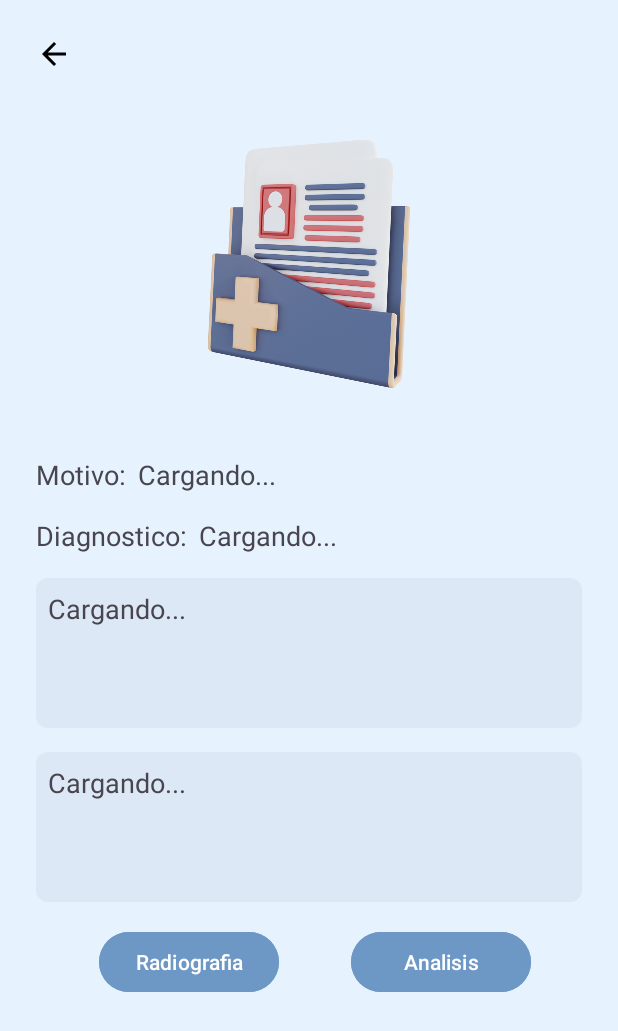
After one commit to ivannadomz/Medipet_Movil, an Android app: the layout activity_prescription.xml on its own in the app's theme, with its tools: preview values and no code run, on a phone screen of 412 x 824 dp. The commit adds this screen. Shown: the top 1031 px of the screen. Run offline under Robolectric (Android 15) with nearby library versions, the light colour scheme and no system bars.

Commit message:
Front de Prescription

```diff
--- /dev/null
+++ b/app/src/main/res/drawable/ic_back_arrow.xml
@@ -0,0 +1,5 @@
+<vector xmlns:android="http://schemas.android.com/apk/res/android" android:autoMirrored="true" android:height="24dp" android:tint="#000000" android:viewportHeight="24" android:viewportWidth="24" android:width="24dp">
+
+    <path android:fillColor="@android:color/white" android:pathData="M20,11H7.83l5.59,-5.59L12,4l-8,8 8,8 1.41,-1.41L7.83,13H20v-2z"/>
+
+</vector>
--- /dev/null
+++ b/app/src/main/res/drawable/rounded_light_grayish_blue_border.xml
@@ -0,0 +1,7 @@
+<?xml version="1.0" encoding="utf-8"?>
+<shape xmlns:android="http://schemas.android.com/apk/res/android"
+    android:shape="rectangle">
+    <solid android:color="#DCE8F5"/>
+    <corners android:radius="8dp"/>
+    <stroke android:width="0dp" android:color="#000000"/>
+</shape>
--- /dev/null
+++ b/app/src/main/res/layout/activity_prescription.xml
@@ -0,0 +1,125 @@
+<?xml version="1.0" encoding="utf-8"?>
+<LinearLayout xmlns:android="http://schemas.android.com/apk/res/android"
+    android:orientation="vertical"
+    android:layout_width="match_parent"
+    android:layout_height="match_parent"
+    android:background="#E6F3FF"
+    android:padding="16dp">
+
+    <ImageButton
+        android:id="@+id/back_button"
+        android:layout_width="40dp"
+        android:layout_height="40dp"
+        android:src="@drawable/ic_back_arrow"
+        android:background="?android:attr/selectableItemBackground"
+        android:contentDescription="@string/btn_back_des"
+        android:layout_marginBottom="30dp"/>
+
+    <ImageView
+        android:layout_width="match_parent"
+        android:layout_height="180dp"
+        android:contentDescription="@string/img_prescription_des"
+        android:src="@drawable/img_prescription"
+        android:layout_marginBottom="30dp"/>
+
+    <LinearLayout
+        android:layout_width="match_parent"
+        android:layout_height="wrap_content"
+        android:orientation="horizontal"
+        android:padding="8dp"
+        >
+
+        <TextView
+            android:layout_width="wrap_content"
+            android:layout_height="wrap_content"
+            android:text="@string/reason_label"
+            android:textSize="18sp"/>
+
+        <TextView
+            android:id="@+id/tvReason"
+            android:layout_width="wrap_content"
+            android:layout_height="wrap_content"
+            android:text="@string/reason_text"
+            android:textSize="18sp"
+            android:layout_marginStart="8dp"
+            android:radius="16dp"/>
+
+    </LinearLayout>
+
+    <LinearLayout
+        android:layout_width="match_parent"
+        android:layout_height="wrap_content"
+        android:orientation="horizontal"
+        android:padding="8dp">
+
+        <TextView
+            android:layout_width="wrap_content"
+            android:layout_height="wrap_content"
+            android:text="@string/diagnosis_label"
+            android:textSize="18sp"/>
+
+        <TextView
+            android:id="@+id/tvDiagnosis"
+            android:layout_width="wrap_content"
+            android:layout_height="wrap_content"
+            android:text="@string/diagnosis_text"
+            android:textSize="18sp"
+            android:layout_marginStart="8dp"/>
+
+    </LinearLayout>
+
+    <TextView
+        android:id="@+id/tvTreatment"
+        android:layout_width="match_parent"
+        android:layout_height="wrap_content"
+        android:minHeight="100dp"
+        android:text="@string/treatment_text"
+        android:textSize="18sp"
+        android:layout_margin="8dp"
+        android:padding="8dp"
+        android:background="@drawable/rounded_light_grayish_blue_border"
+    />
+
+    <TextView
+        android:id="@+id/tvSpecifications"
+        android:layout_width="match_parent"
+        android:layout_height="wrap_content"
+        android:minHeight="100dp"
+        android:text="@string/specifications_text"
+        android:textSize="18sp"
+        android:layout_margin="8dp"
+        android:padding="8dp"
+        android:background="@drawable/rounded_light_grayish_blue_border"
+        />
+
+    <LinearLayout
+        android:layout_width="match_parent"
+        android:layout_height="wrap_content"
+        android:orientation="horizontal"
+        android:padding="8dp"
+        android:gravity="center"
+        style="?android:attr/buttonBarStyle">
+
+        <Button
+            android:id="@+id/btnXray"
+            android:layout_width="wrap_content"
+            android:minWidth="120dp"
+            android:layout_height="wrap_content"
+            android:text="@string/btn_xray"
+            android:layout_marginEnd="40dp"
+            android:textColor="#FFFFFF"
+            android:backgroundTint="#6D97C4"
+            style="?android:attr/buttonBarButtonStyle"/>
+
+        <Button
+            android:id="@+id/btnLab"
+            android:layout_width="wrap_content"
+            android:minWidth="120dp"
+            android:layout_height="wrap_content"
+            android:backgroundTint="#6D97C4"
+            android:textColor="#FFFFFF"
+            android:text="@string/btn_lab"
+            style="?android:attr/buttonBarButtonStyle"/>
+
+    </LinearLayout>
+</LinearLayout>
--- a/app/src/main/res/values/strings.xml
+++ b/app/src/main/res/values/strings.xml
@@ -1,3 +1,14 @@
 <resources>
     <string name="app_name">Medipet</string>
+    <string name="btn_back_des">Boton regresar</string>
+    <!-- Interfaz prescription -->
+    <string name="img_prescription_des">Imagen de prescripcion</string>
+    <string name="reason_label">Motivo:</string>
+    <string name="reason_text">Cargando...</string>
+    <string name="diagnosis_label">Diagnostico:</string>
+    <string name="diagnosis_text">Cargando...</string>
+    <string name="treatment_text">Cargando...</string>
+    <string name="specifications_text">Cargando...</string>
+    <string name="btn_xray">Radiografia</string>
+    <string name="btn_lab">Analisis</string>
 </resources>
```
Also changed, not shown: app/src/main/res/drawable/img_prescription.png (added).
